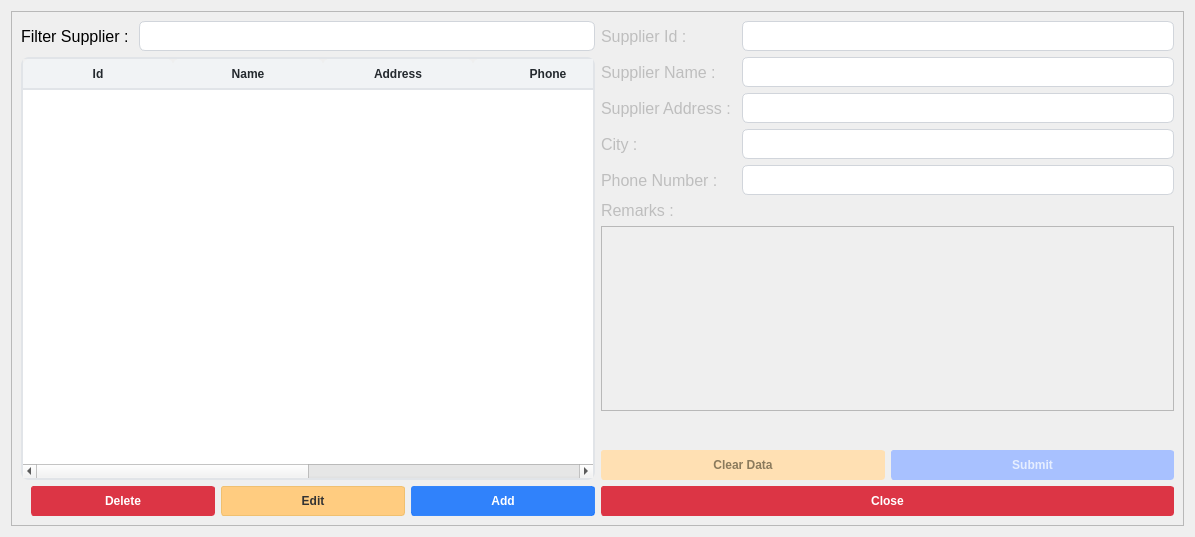
Before: the Qt Designer form ui/suppliers.ui in michael-halim/pos, drawn with Qt 5.
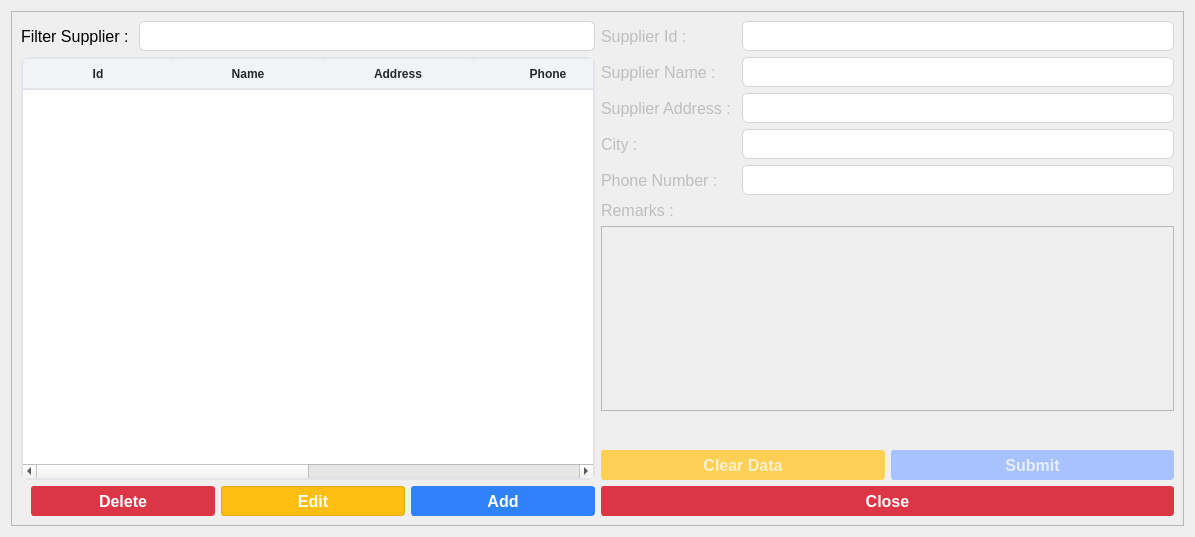
After: the same form once the commit is applied. Icons and pictures are not drawn.

Diff of the .ui file:
```diff
--- a/ui/suppliers.ui
+++ b/ui/suppliers.ui
@@ -302,6 +302,7 @@
               </property>
               <property name="font">
                <font>
+                <pointsize>12</pointsize>
                 <weight>62</weight>
                 <bold>true</bold>
                </font>
@@ -342,19 +343,33 @@
               </property>
               <property name="font">
                <font>
+                <pointsize>12</pointsize>
                 <weight>62</weight>
                 <bold>true</bold>
                </font>
               </property>
               <property name="styleSheet">
-               <string notr="true">QPushButton{
-    color: #333;
-    background-color: #ffcc80; /* Softer yellow/orange */
-    border-color: #f0c070;
+               <string notr="true">QPushButton {
+    color: white;
+    background-color: #fcbe11;      /* Bright saffron gold - main color */
+    border: 1px solid #e3ab0f;      /* Slightly darker border */
+
 }
+
 QPushButton:hover {
-    background-color: #f0c070;
-    border-color: #e0b060;
+    background-color: #e3ab0f;      /* 10% darker than main color */
+    border-color: #ca980e;          /* 20% darker than main color */
+}
+
+QPushButton:pressed {
+    background-color: #ca980e;      /* 20% darker than main color */
+    border-color: #b1850c;          /* 30% darker than main color */
+}
+
+QPushButton:disabled {
+    background-color: #fdcf55;      /* 20% lighter than main color */
+    border-color: #fdcf55;          /* Same as background for cleaner disabled look */
+    color: rgba(255, 255, 255, 0.7); /* Semi-transparent white */
 }</string>
               </property>
               <property name="text">
@@ -382,6 +397,7 @@
               </property>
               <property name="font">
                <font>
+                <pointsize>12</pointsize>
                 <weight>62</weight>
                 <bold>true</bold>
                </font>
@@ -650,24 +666,33 @@
               </property>
               <property name="font">
                <font>
+                <pointsize>12</pointsize>
                 <weight>62</weight>
                 <bold>true</bold>
                </font>
               </property>
               <property name="styleSheet">
-               <string notr="true">QPushButton{
-    color: #333;
-    background-color: #ffcc80; /* Softer yellow/orange */
-    border-color: #f0c070;
+               <string notr="true">QPushButton {
+    color: white;
+    background-color: #fcbe11;      /* Bright saffron gold - main color */
+    border: 1px solid #e3ab0f;      /* Slightly darker border */
+
 }
+
 QPushButton:hover {
     background-color: #f0c070;
     border-color: #e0b060;
 }
+
+QPushButton:pressed {
+    background-color: #ca980e;      /* 20% darker than main color */
+    border-color: #b1850c;          /* 30% darker than main color */
+}
+
 QPushButton:disabled {
-    background-color: #ffe0b3;
-    border-color: #ffe0b3;
-    color: #8a7a5c;
+    background-color: #fdcf55;      /* 20% lighter than main color */
+    border-color: #fdcf55;          /* Same as background for cleaner disabled look */
+    color: rgba(255, 255, 255, 0.7); /* Semi-transparent white */
 }</string>
               </property>
               <property name="text">
@@ -698,6 +723,7 @@
               </property>
               <property name="font">
                <font>
+                <pointsize>12</pointsize>
                 <weight>62</weight>
                 <bold>true</bold>
                </font>
@@ -749,6 +775,7 @@
             </property>
             <property name="font">
              <font>
+              <pointsize>12</pointsize>
               <weight>62</weight>
               <bold>true</bold>
              </font>
```
Left out of the diff: 4 changed lines with no effect on the pictures.
